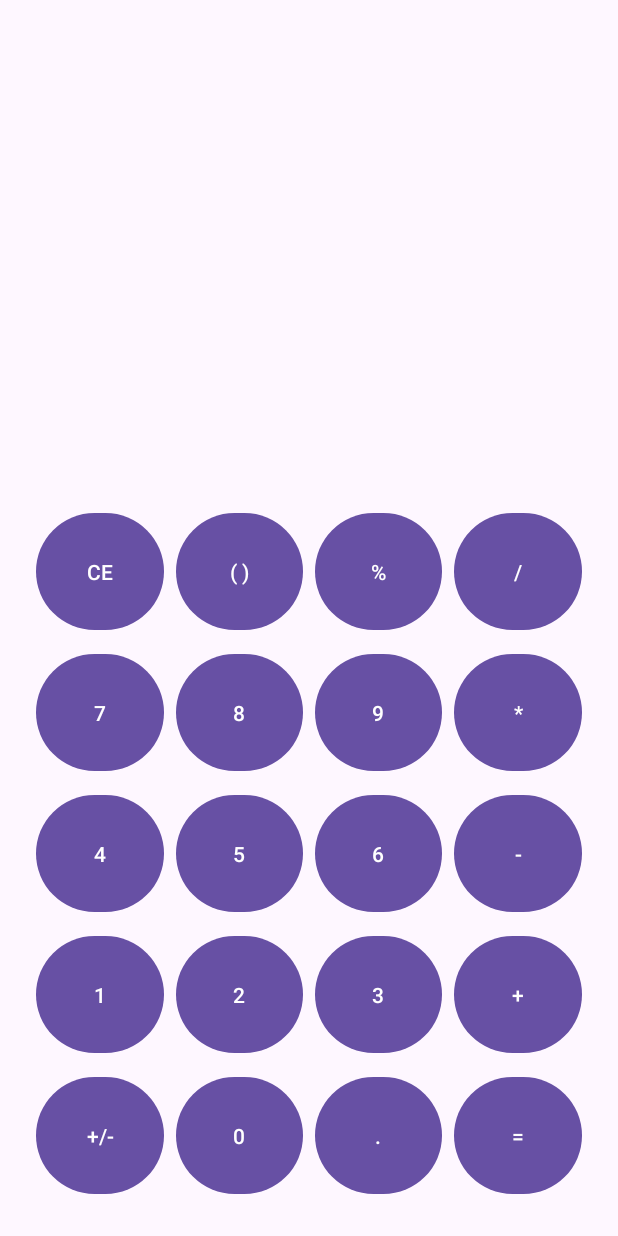
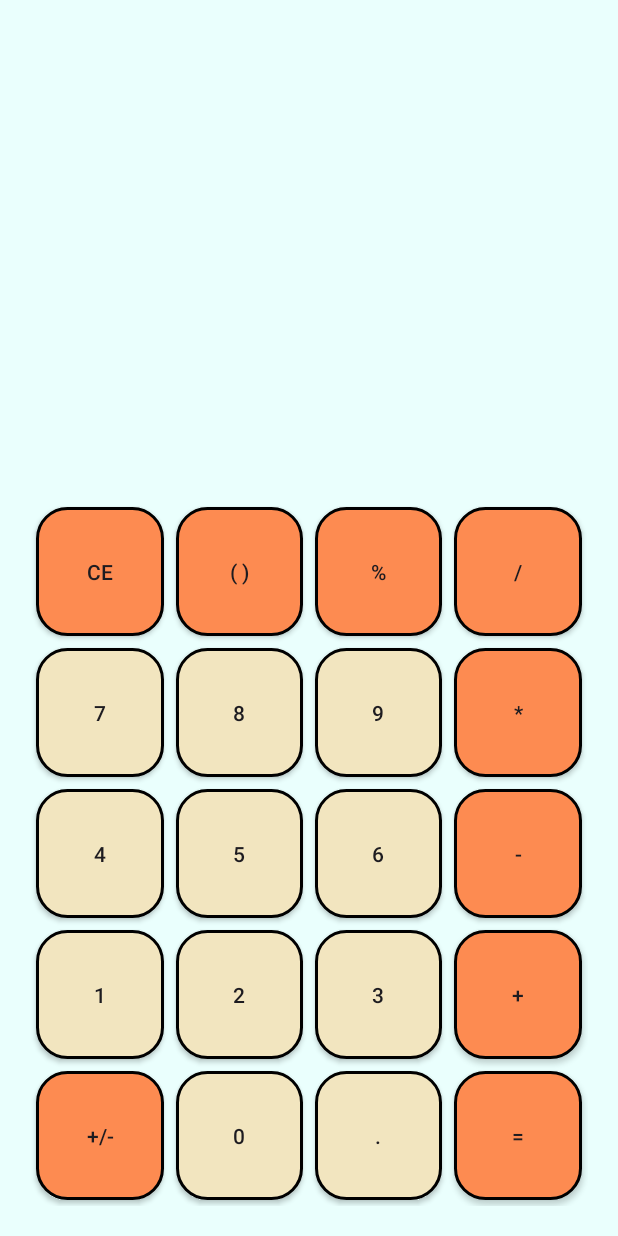
Before and after one commit to vlad7589/Calculator, an Android app: the screen it shows after launch (MainActivity), on a phone screen of 412 x 824 dp. Run offline under Robolectric (Android 15) with nearby library versions, the phone set to English and light mode, and no system bars; our stand-ins replace data binding.

Commit message:
Use custom btn and bg color

```diff
--- a/app/src/main/res/layout/activity_main.xml
+++ b/app/src/main/res/layout/activity_main.xml
@@ -19,7 +19,8 @@
             android:layout_height="match_parent"
             android:weightSum="3"
             android:orientation="vertical"
-            android:padding="20dp">
+            android:padding="20dp"
+            android:background="@color/background_color">
             <TextView
                 android:layout_width="match_parent"
                 android:layout_height="fill_parent"
@@ -36,7 +37,7 @@
                 android:rowCount="5"
                 android:useDefaultMargins="true"
                 android:alignmentMode="alignBounds">
-                <Button
+                <androidx.appcompat.widget.AppCompatButton
                     android:id="@+id/buttonCE"
                     android:layout_width="0dp"
                     android:layout_rowWeight="1"
@@ -44,10 +45,11 @@
                     android:layout_gravity="fill"
                     android:layout_row="0"
                     android:layout_column="0"
+                    android:background="@drawable/custom_rect_btn"
                     android:text="CE"
                     android:onClick="@{() -> viewModel.clearText()}"/>
 
-                <Button
+                <androidx.appcompat.widget.AppCompatButton
                     android:id="@+id/buttonBrackets"
                     android:layout_width="0dp"
                     android:layout_height="wrap_content"
@@ -56,9 +58,10 @@
                     android:layout_column="1"
                     android:layout_columnWeight="1"
                     android:layout_gravity="fill"
+                    android:background="@drawable/custom_rect_btn"
                     android:text="( )" />
 
-                <Button
+                <androidx.appcompat.widget.AppCompatButton
                     android:id="@+id/buttonPM"
                     android:layout_width="0dp"
                     android:layout_rowWeight="1"
@@ -66,10 +69,11 @@
                     android:layout_gravity="fill"
                     android:layout_row="4"
                     android:layout_column="0"
+                    android:background="@drawable/custom_rect_btn"
                     android:text="+/-"
                     android:onClick="@{() -> viewModel.plusMinusBtn()}"/>
 
-                <Button
+                <androidx.appcompat.widget.AppCompatButton
                     android:id="@+id/buttonPercent"
                     android:layout_width="0dp"
                     android:layout_rowWeight="1"
@@ -77,10 +81,11 @@
                     android:layout_gravity="fill"
                     android:layout_row="0"
                     android:layout_column="2"
+                    android:background="@drawable/custom_rect_btn"
                     android:text="%"
                     android:onClick="@{(it) -> viewModel.getSymbol(it)}"/>
 
-                <Button
+                <androidx.appcompat.widget.AppCompatButton
                     android:id="@+id/buttonDelete"
                     android:layout_width="0dp"
                     android:layout_rowWeight="1"
@@ -88,10 +93,11 @@
                     android:layout_gravity="fill"
                     android:layout_row="0"
                     android:layout_column="3"
+                    android:background="@drawable/custom_rect_btn"
                     android:text="/"
                     android:onClick="@{(it) -> viewModel.getSymbol(it)}"/>
 
-                <Button
+                <androidx.appcompat.widget.AppCompatButton
                     android:id="@+id/button7"
                     android:layout_width="0dp"
                     android:layout_rowWeight="1"
@@ -99,10 +105,11 @@
                     android:layout_gravity="fill"
                     android:layout_row="1"
                     android:layout_column="0"
+                    android:background="@drawable/custom_rect_btn2"
                     android:text="7"
                     android:onClick="@{(it) -> viewModel.getNumber(it)}"/>
 
-                <Button
+                <androidx.appcompat.widget.AppCompatButton
                     android:id="@+id/button8"
                     android:layout_width="0dp"
                     android:layout_rowWeight="1"
@@ -110,10 +117,11 @@
                     android:layout_gravity="fill"
                     android:layout_row="1"
                     android:layout_column="1"
+                    android:background="@drawable/custom_rect_btn2"
                     android:text="8"
                     android:onClick="@{(it) -> viewModel.getNumber(it)}"/>
 
-                <Button
+                <androidx.appcompat.widget.AppCompatButton
                     android:id="@+id/button9"
                     android:layout_width="0dp"
                     android:layout_rowWeight="1"
@@ -121,10 +129,11 @@
                     android:layout_gravity="fill"
                     android:layout_row="1"
                     android:layout_column="2"
+                    android:background="@drawable/custom_rect_btn2"
                     android:text="9"
                     android:onClick="@{(it) -> viewModel.getNumber(it)}"/>
 
-                <Button
+                <androidx.appcompat.widget.AppCompatButton
                     android:id="@+id/button0"
                     android:layout_width="0dp"
                     android:layout_rowWeight="1"
@@ -132,10 +141,11 @@
                     android:layout_gravity="fill"
                     android:layout_row="4"
                     android:layout_column="1"
+                    android:background="@drawable/custom_rect_btn2"
                     android:text="0"
                     android:onClick="@{(it) -> viewModel.getNumber(it)}"/>
 
-                <Button
+                <androidx.appcompat.widget.AppCompatButton
                     android:id="@+id/button5"
                     android:layout_width="0dp"
                     android:layout_rowWeight="1"
@@ -143,10 +153,11 @@
                     android:layout_gravity="fill"
                     android:layout_row="2"
                     android:layout_column="1"
+                    android:background="@drawable/custom_rect_btn2"
                     android:text="5"
                     android:onClick="@{(it) -> viewModel.getNumber(it)}"/>
 
-                <Button
+                <androidx.appcompat.widget.AppCompatButton
                     android:id="@+id/buttonMinus"
                     android:layout_width="0dp"
                     android:layout_rowWeight="1"
@@ -154,10 +165,11 @@
                     android:layout_gravity="fill"
                     android:layout_row="2"
                     android:layout_column="3"
+                    android:background="@drawable/custom_rect_btn"
                     android:text="-"
                     android:onClick="@{(it) -> viewModel.getSymbol(it)}"/>
 
-                <Button
+                <androidx.appcompat.widget.AppCompatButton
                     android:id="@+id/button2"
                     android:layout_width="0dp"
                     android:layout_rowWeight="1"
@@ -165,10 +177,11 @@
                     android:layout_gravity="fill"
                     android:layout_row="3"
                     android:layout_column="1"
+                    android:background="@drawable/custom_rect_btn2"
                     android:text="2"
                     android:onClick="@{(it) -> viewModel.getNumber(it)}"/>
 
-                <Button
+                <androidx.appcompat.widget.AppCompatButton
                     android:id="@+id/buttonDot"
                     android:layout_width="0dp"
                     android:layout_rowWeight="1"
@@ -176,10 +189,11 @@
                     android:layout_gravity="fill"
                     android:layout_row="4"
                     android:layout_column="2"
+                    android:background="@drawable/custom_rect_btn2"
                     android:text="."
                     android:onClick="@{(it) -> viewModel.getNumber(it)}"/>
 
-                <Button
+                <androidx.appcompat.widget.AppCompatButton
                     android:id="@+id/button3"
                     android:layout_width="0dp"
                     android:layout_rowWeight="1"
@@ -187,10 +201,11 @@
                     android:layout_gravity="fill"
                     android:layout_row="3"
                     android:layout_column="2"
+                    android:background="@drawable/custom_rect_btn2"
                     android:text="3"
                     android:onClick="@{(it) -> viewModel.getNumber(it)}"/>
 
-                <Button
+                <androidx.appcompat.widget.AppCompatButton
                     android:id="@+id/button4"
                     android:layout_width="0dp"
                     android:layout_rowWeight="1"
@@ -198,10 +213,11 @@
                     android:layout_gravity="fill"
                     android:layout_row="2"
                     android:layout_column="0"
+                    android:background="@drawable/custom_rect_btn2"
                     android:text="4"
                     android:onClick="@{(it) -> viewModel.getNumber(it)}"/>
 
-                <Button
+                <androidx.appcompat.widget.AppCompatButton
                     android:id="@+id/button1"
                     android:layout_width="0dp"
                     android:layout_rowWeight="1"
@@ -209,10 +225,11 @@
                     android:layout_gravity="fill"
                     android:layout_row="3"
                     android:layout_column="0"
+                    android:background="@drawable/custom_rect_btn2"
                     android:text="1"
                     android:onClick="@{(it) -> viewModel.getNumber(it)}"/>
 
-                <Button
+                <androidx.appcompat.widget.AppCompatButton
                     android:id="@+id/buttonMultiplication"
                     android:layout_width="0dp"
                     android:layout_rowWeight="1"
@@ -220,10 +237,11 @@
                     android:layout_gravity="fill"
                     android:layout_row="1"
                     android:layout_column="3"
+                    android:background="@drawable/custom_rect_btn"
                     android:text="*"
                     android:onClick="@{(it) -> viewModel.getSymbol(it)}"/>
 
-                <Button
+                <androidx.appcompat.widget.AppCompatButton
                     android:id="@+id/button6"
                     android:layout_width="0dp"
                     android:layout_rowWeight="1"
@@ -231,10 +249,11 @@
                     android:layout_gravity="fill"
                     android:layout_row="2"
                     android:layout_column="2"
+                    android:background="@drawable/custom_rect_btn2"
                     android:text="6"
                     android:onClick="@{(it) -> viewModel.getNumber(it)}"/>
 
-                <Button
+                <androidx.appcompat.widget.AppCompatButton
                     android:id="@+id/buttonEquals"
                     android:layout_width="0dp"
                     android:layout_rowWeight="1"
@@ -242,10 +261,11 @@
                     android:layout_gravity="fill"
                     android:layout_row="4"
                     android:layout_column="3"
+                    android:background="@drawable/custom_rect_btn"
                     android:text="="
                     android:onClick="@{() -> viewModel.equals()}"/>
 
-                <Button
+                <androidx.appcompat.widget.AppCompatButton
                     android:id="@+id/buttonPlus"
                     android:layout_width="0dp"
                     android:layout_rowWeight="1"
@@ -253,6 +273,7 @@
                     android:layout_gravity="fill"
                     android:layout_row="3"
                     android:layout_column="3"
+                    android:background="@drawable/custom_rect_btn"
                     android:text="+"
                     android:onClick="@{(it) -> viewModel.getSymbol(it)}"/>
 
```
